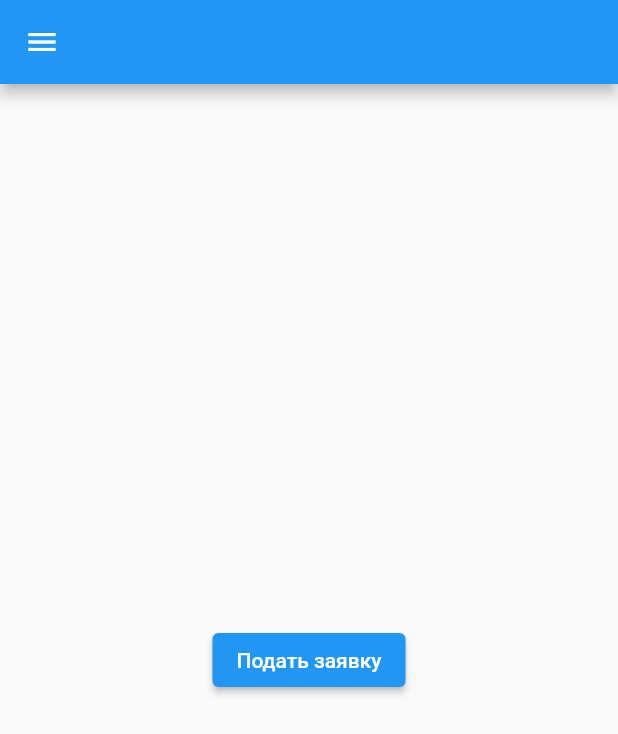
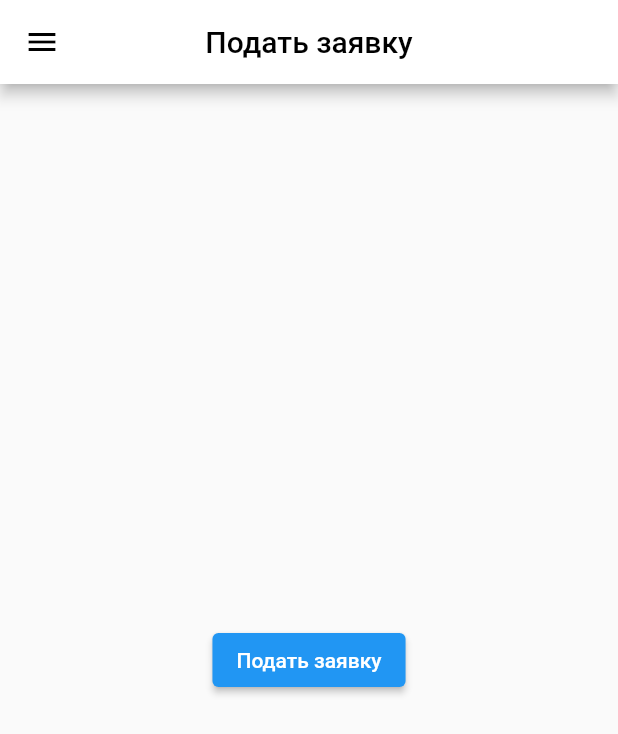
Before and after one commit to barganaev/AbiturientApp, a Flutter app: the AboutAppScreen screen opened directly, in the side drawer, after a tap on "Подать заявку", on a phone screen of 412 x 824 dp. Shown: the top 734 px of the screen. Run offline on Flutter 3.47's test engine with Material 2 defaults, Android fonts, the phone set to English and light mode, and no system bars; our stand-ins replace bloc, carousel_slider, file_picker, flutter_bloc, hive, local_auth and 1 more; accounts and stored records are empty; network calls fail; key blocks and very long unbroken strings in the code were emptied for the run.

Commit message:
changed: drawer header design + apply_request_screen appbar

```diff
--- a/lib/screens/apply_request_screen.dart
+++ b/lib/screens/apply_request_screen.dart
@@ -15,7 +15,7 @@ class _ApplyRequestScreenState extends State<ApplyRequestScreen> {
   @override
   Widget build(BuildContext context) {
     return Scaffold(
-      appBar: AppBar(),
+      appBar: appBarMy('Подать заявку'),
       drawer: MyDrawer(),
       body: Center(child: MyRequestWidget()),
     );
--- a/lib/screens/drawer_screen.dart
+++ b/lib/screens/drawer_screen.dart
@@ -24,6 +24,9 @@ class _MyDrawerState extends State<MyDrawer> {
       child: ListView(
         children: [
           Container(
+            color: Color(0xFF1269db),
+            child: Image.asset('assets/logo_edus_blue.png', height: MediaQuery.of(context).size.height * 0.05,)),
+          Container(
             padding: EdgeInsets.symmetric(
                 vertical: MediaQuery.of(context).size.height * 0.02),
             child: Column(
@@ -34,6 +37,7 @@ class _MyDrawerState extends State<MyDrawer> {
                 Text(
                   'АБИТУРИЕНТ',
                   style: TextStyle(
+                    fontSize: MediaQuery.of(context).size.width * 0.045,
                       fontWeight: FontWeight.bold, color: Color(0xFF1269db)),
                 )
               ],
```
